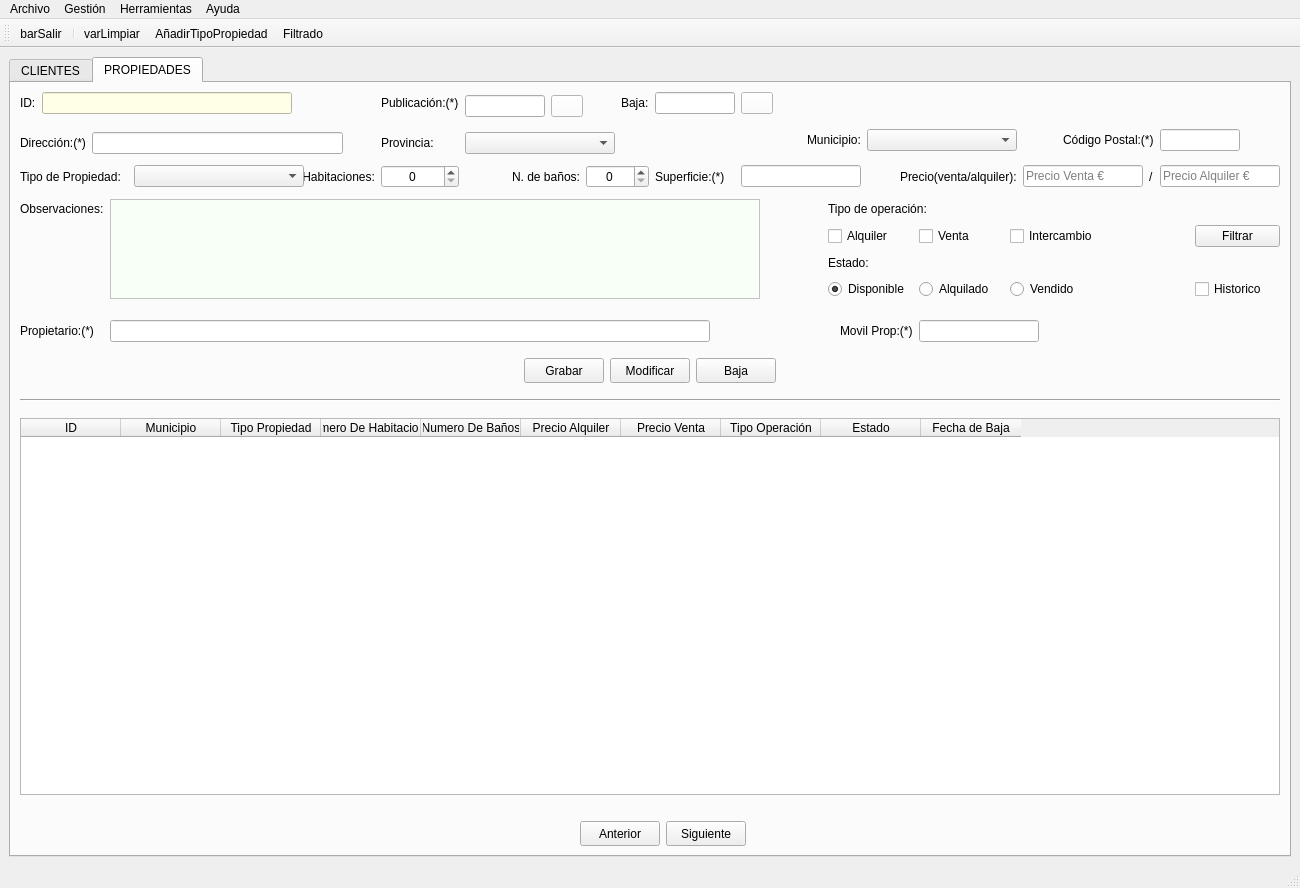
Above: templates/venPrincipal.ui from EvanSilva/ProyectoDI-2 before the change. Below: the same form after it.
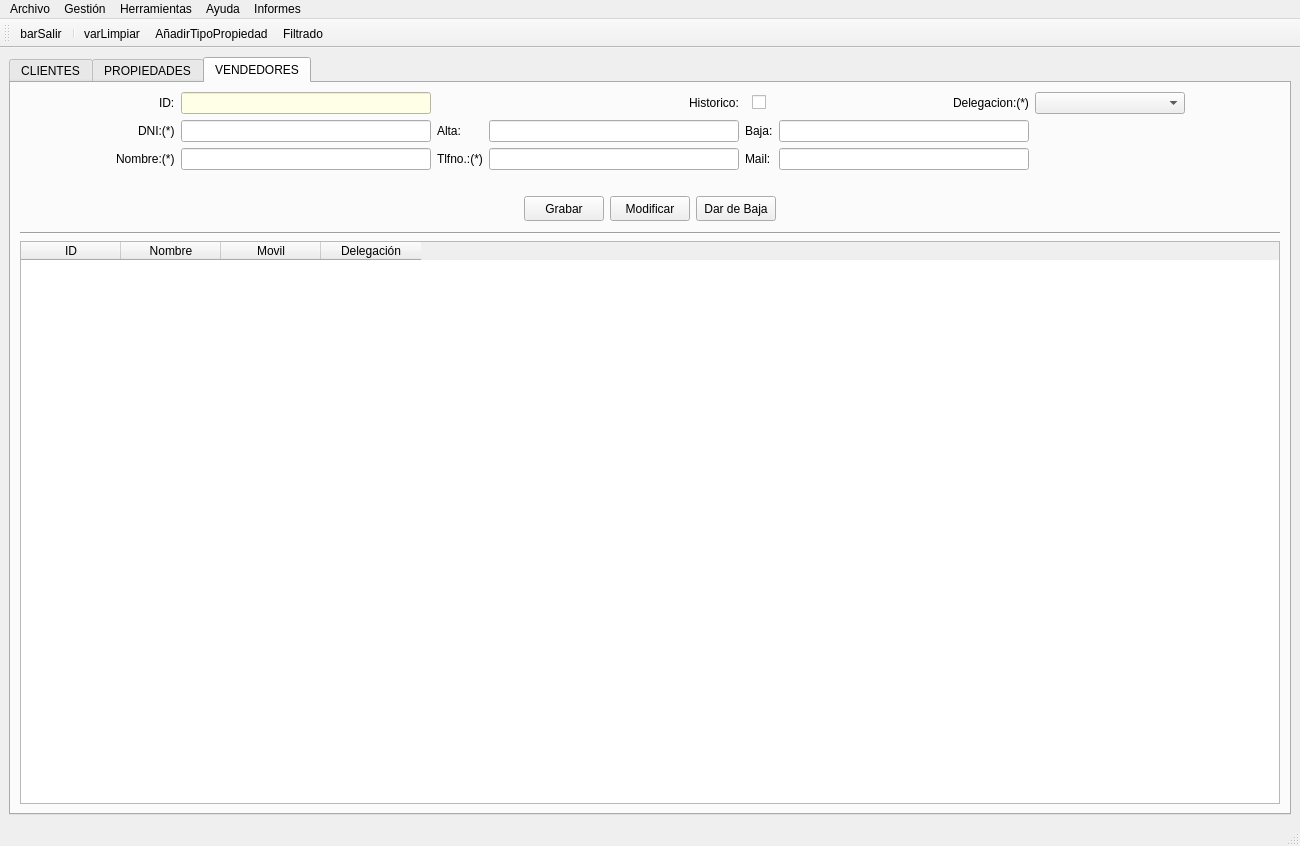
That is the form after the change. Icons and pictures are not drawn.

Commit message: Informes propiedades 14/02/2025

The edit to the form file:
```diff
--- a/templates/venPrincipal.ui
+++ b/templates/venPrincipal.ui
@@ -7,7 +7,7 @@
     <x>0</x>
     <y>0</y>
     <width>1300</width>
-    <height>888</height>
+    <height>846</height>
    </rect>
   </property>
   <property name="windowTitle">
@@ -37,7 +37,7 @@
        </size>
       </property>
       <property name="currentIndex">
-       <number>1</number>
+       <number>2</number>
       </property>
       <widget class="QWidget" name="pesClientes">
        <attribute name="title">
@@ -1908,8 +1908,11 @@
               <height>25</height>
              </size>
             </property>
+            <property name="styleSheet">
+             <string notr="true">font: 75 14pt &quot;MS Shell Dlg 2&quot;;</string>
+            </property>
             <property name="text">
-             <string>Anterior</string>
+             <string>&lt;</string>
             </property>
            </widget>
           </item>
@@ -1927,8 +1930,11 @@
               <height>25</height>
              </size>
             </property>
+            <property name="styleSheet">
+             <string notr="true">font: 75 14pt &quot;MS Shell Dlg 2&quot;;</string>
+            </property>
             <property name="text">
-             <string>Siguiente</string>
+             <string>&gt;</string>
             </property>
            </widget>
           </item>
@@ -1956,6 +1962,560 @@
         </item>
        </layout>
       </widget>
+      <widget class="QWidget" name="tabExamen">
+       <attribute name="title">
+        <string>VENDEDORES</string>
+       </attribute>
+       <layout class="QGridLayout" name="gridLayout_8">
+        <item row="3" column="0">
+         <spacer name="verticalSpacer_8">
+          <property name="orientation">
+           <enum>Qt::Vertical</enum>
+          </property>
+          <property name="sizeType">
+           <enum>QSizePolicy::Fixed</enum>
+          </property>
+          <property name="sizeHint" stdset="0">
+           <size>
+            <width>20</width>
+            <height>5</height>
+           </size>
+          </property>
+         </spacer>
+        </item>
+        <item row="1" column="0">
+         <spacer name="verticalSpacer_7">
+          <property name="orientation">
+           <enum>Qt::Vertical</enum>
+          </property>
+          <property name="sizeType">
+           <enum>QSizePolicy::Fixed</enum>
+          </property>
+          <property name="sizeHint" stdset="0">
+           <size>
+            <width>20</width>
+            <height>20</height>
+           </size>
+          </property>
+         </spacer>
+        </item>
+        <item row="4" column="0">
+         <widget class="Line" name="line_5">
+          <property name="orientation">
+           <enum>Qt::Horizontal</enum>
+          </property>
+         </widget>
+        </item>
+        <item row="0" column="0">
+         <layout class="QGridLayout" name="gridLayout_7">
+          <item row="0" column="1" alignment="Qt::AlignRight">
+           <widget class="QLabel" name="lblProp_2">
+            <property name="sizePolicy">
+             <sizepolicy hsizetype="Fixed" vsizetype="Preferred">
+              <horstretch>0</horstretch>
+              <verstretch>0</verstretch>
+             </sizepolicy>
+            </property>
+            <property name="text">
+             <string>ID:</string>
+            </property>
+           </widget>
+          </item>
+          <item row="0" column="2">
+           <widget class="QLineEdit" name="txtIdVendedor">
+            <property name="minimumSize">
+             <size>
+              <width>250</width>
+              <height>0</height>
+             </size>
+            </property>
+            <property name="maximumSize">
+             <size>
+              <width>250</width>
+              <height>16777215</height>
+             </size>
+            </property>
+            <property name="styleSheet">
+             <string notr="true">background-color: rgb(255, 254, 230);</string>
+            </property>
+           </widget>
+          </item>
+          <item row="0" column="6" alignment="Qt::AlignRight">
+           <widget class="QLabel" name="lblProp_9">
+            <property name="sizePolicy">
+             <sizepolicy hsizetype="Fixed" vsizetype="Preferred">
+              <horstretch>0</horstretch>
+              <verstretch>0</verstretch>
+             </sizepolicy>
+            </property>
+            <property name="text">
+             <string>Delegacion:(*)</string>
+            </property>
+           </widget>
+          </item>
+          <item row="0" column="7">
+           <widget class="QComboBox" name="cmbProvVendedor">
+            <property name="minimumSize">
+             <size>
+              <width>150</width>
+              <height>0</height>
+             </size>
+            </property>
+            <property name="maximumSize">
+             <size>
+              <width>150</width>
+              <height>16777215</height>
+             </size>
+            </property>
+           </widget>
+          </item>
+          <item row="1" column="1" alignment="Qt::AlignRight">
+           <widget class="QLabel" name="lblProp_3">
+            <property name="sizePolicy">
+             <sizepolicy hsizetype="Fixed" vsizetype="Preferred">
+              <horstretch>0</horstretch>
+              <verstretch>0</verstretch>
+             </sizepolicy>
+            </property>
+            <property name="text">
+             <string>DNI:(*)</string>
+            </property>
+           </widget>
+          </item>
+          <item row="1" column="2">
+           <widget class="QLineEdit" name="txtDniVendedor">
+            <property name="minimumSize">
+             <size>
+              <width>250</width>
+              <height>0</height>
+             </size>
+            </property>
+            <property name="maximumSize">
+             <size>
+              <width>251</width>
+              <height>16777215</height>
+             </size>
+            </property>
+            <property name="styleSheet">
+             <string notr="true"/>
+            </property>
+            <property name="text">
+             <string/>
+            </property>
+           </widget>
+          </item>
+          <item row="1" column="5" alignment="Qt::AlignRight">
+           <widget class="QLabel" name="lblProp_6">
+            <property name="sizePolicy">
+             <sizepolicy hsizetype="Fixed" vsizetype="Preferred">
+              <horstretch>0</horstretch>
+              <verstretch>0</verstretch>
+             </sizepolicy>
+            </property>
+            <property name="text">
+             <string>Baja:</string>
+            </property>
+           </widget>
+          </item>
+          <item row="1" column="3">
+           <widget class="QLabel" name="lblProp_5">
+            <property name="sizePolicy">
+             <sizepolicy hsizetype="Fixed" vsizetype="Preferred">
+              <horstretch>0</horstretch>
+              <verstretch>0</verstretch>
+             </sizepolicy>
+            </property>
+            <property name="text">
+             <string>Alta:</string>
+            </property>
+           </widget>
+          </item>
+          <item row="2" column="1" alignment="Qt::AlignRight">
+           <widget class="QLabel" name="lblProp_4">
+            <property name="sizePolicy">
+             <sizepolicy hsizetype="Fixed" vsizetype="Preferred">
+              <horstretch>0</horstretch>
+              <verstretch>0</verstretch>
+             </sizepolicy>
+            </property>
+            <property name="text">
+             <string>Nombre:(*)</string>
+            </property>
+           </widget>
+          </item>
+          <item row="1" column="4">
+           <widget class="QLineEdit" name="txtAltaVendedor">
+            <property name="minimumSize">
+             <size>
+              <width>250</width>
+              <height>0</height>
+             </size>
+            </property>
+            <property name="maximumSize">
+             <size>
+              <width>251</width>
+              <height>16777215</height>
+             </size>
+            </property>
+            <property name="styleSheet">
+             <string notr="true"/>
+            </property>
+            <property name="text">
+             <string/>
+            </property>
+           </widget>
+          </item>
+          <item row="1" column="6">
+           <widget class="QLineEdit" name="txtBajaVendedor">
+            <property name="minimumSize">
+             <size>
+              <width>250</width>
+              <height>0</height>
+             </size>
+            </property>
+            <property name="maximumSize">
+             <size>
+              <width>251</width>
+              <height>16777215</height>
+             </size>
+            </property>
+            <property name="styleSheet">
+             <string notr="true"/>
+            </property>
+            <property name="text">
+             <string/>
+            </property>
+           </widget>
+          </item>
+          <item row="2" column="2">
+           <widget class="QLineEdit" name="txtNombreVendedor">
+            <property name="minimumSize">
+             <size>
+              <width>250</width>
+              <height>0</height>
+             </size>
+            </property>
+            <property name="maximumSize">
+             <size>
+              <width>251</width>
+              <height>16777215</height>
+             </size>
+            </property>
+            <property name="styleSheet">
+             <string notr="true"/>
+            </property>
+            <property name="text">
+             <string/>
+            </property>
+           </widget>
+          </item>
+          <item row="2" column="3">
+           <widget class="QLabel" name="lblProp_7">
+            <property name="sizePolicy">
+             <sizepolicy hsizetype="Fixed" vsizetype="Preferred">
+              <horstretch>0</horstretch>
+              <verstretch>0</verstretch>
+             </sizepolicy>
+            </property>
+            <property name="text">
+             <string>Tlfno.:(*)</string>
+            </property>
+           </widget>
+          </item>
+          <item row="2" column="4">
+           <widget class="QLineEdit" name="txtMovilVendedor">
+            <property name="minimumSize">
+             <size>
+              <width>250</width>
+              <height>0</height>
+             </size>
+            </property>
+            <property name="maximumSize">
+             <size>
+              <width>251</width>
+              <height>16777215</height>
+             </size>
+            </property>
+            <property name="styleSheet">
+             <string notr="true"/>
+            </property>
+            <property name="text">
+             <string/>
+            </property>
+           </widget>
+          </item>
+          <item row="2" column="6">
+           <widget class="QLineEdit" name="txtMailVendedor">
+            <property name="minimumSize">
+             <size>
+              <width>250</width>
+              <height>0</height>
+             </size>
+            </property>
+            <property name="maximumSize">
+             <size>
+              <width>251</width>
+              <height>16777215</height>
+             </size>
+            </property>
+            <property name="styleSheet">
+             <string notr="true"/>
+            </property>
+            <property name="text">
+             <string/>
+            </property>
+           </widget>
+          </item>
+          <item row="2" column="5">
+           <widget class="QLabel" name="lblProp_8">
+            <property name="sizePolicy">
+             <sizepolicy hsizetype="Fixed" vsizetype="Preferred">
+              <horstretch>0</horstretch>
+              <verstretch>0</verstretch>
+             </sizepolicy>
+            </property>
+            <property name="text">
+             <string>Mail:</string>
+            </property>
+           </widget>
+          </item>
+          <item row="2" column="0">
+           <spacer name="horizontalSpacer_32">
+            <property name="orientation">
+             <enum>Qt::Horizontal</enum>
+            </property>
+            <property name="sizeHint" stdset="0">
+             <size>
+              <width>40</width>
+              <height>20</height>
+             </size>
+            </property>
+           </spacer>
+          </item>
+          <item row="0" column="0">
+           <spacer name="horizontalSpacer_33">
+            <property name="orientation">
+             <enum>Qt::Horizontal</enum>
+            </property>
+            <property name="sizeHint" stdset="0">
+             <size>
+              <width>40</width>
+              <height>20</height>
+             </size>
+            </property>
+           </spacer>
+          </item>
+          <item row="1" column="0">
+           <spacer name="horizontalSpacer_31">
+            <property name="orientation">
+             <enum>Qt::Horizontal</enum>
+            </property>
+            <property name="sizeHint" stdset="0">
+             <size>
+              <width>40</width>
+              <height>20</height>
+             </size>
+            </property>
+           </spacer>
+          </item>
+          <item row="0" column="8">
+           <spacer name="horizontalSpacer_34">
+            <property name="orientation">
+             <enum>Qt::Horizontal</enum>
+            </property>
+            <property name="sizeHint" stdset="0">
+             <size>
+              <width>40</width>
+              <height>20</height>
+             </size>
+            </property>
+           </spacer>
+          </item>
+          <item row="1" column="8">
+           <spacer name="horizontalSpacer_35">
+            <property name="orientation">
+             <enum>Qt::Horizontal</enum>
+            </property>
+            <property name="sizeHint" stdset="0">
+             <size>
+              <width>40</width>
+              <height>20</height>
+             </size>
+            </property>
+           </spacer>
+          </item>
+          <item row="2" column="8">
+           <spacer name="horizontalSpacer_36">
+            <property name="orientation">
+             <enum>Qt::Horizontal</enum>
+            </property>
+            <property name="sizeHint" stdset="0">
+             <size>
+              <width>40</width>
+              <height>20</height>
+             </size>
+            </property>
+           </spacer>
+          </item>
+          <item row="0" column="4" alignment="Qt::AlignRight">
+           <widget class="QLabel" name="label_2">
+            <property name="text">
+             <string>Historico:</string>
+            </property>
+           </widget>
+          </item>
+          <item row="0" column="5" alignment="Qt::AlignHCenter">
+           <widget class="QCheckBox" name="chkHistoricoVendedores">
+            <property name="text">
+             <string/>
+            </property>
+           </widget>
+          </item>
+         </layout>
+        </item>
+        <item row="2" column="0">
+         <layout class="QHBoxLayout" name="horizontalLayout_6">
+          <item>
+           <spacer name="horizontalSpacer_29">
+            <property name="orientation">
+             <enum>Qt::Horizontal</enum>
+            </property>
+            <property name="sizeHint" stdset="0">
+             <size>
+              <width>40</width>
+              <height>20</height>
+             </size>
+            </property>
+           </spacer>
+          </item>
+          <item>
+           <widget class="QPushButton" name="btnGrabarVendedor">
+            <property name="minimumSize">
+             <size>
+              <width>80</width>
+              <height>25</height>
+             </size>
+            </property>
+            <property name="maximumSize">
+             <size>
+              <width>80</width>
+              <height>25</height>
+             </size>
+            </property>
+            <property name="text">
+             <string>Grabar</string>
+            </property>
+           </widget>
+          </item>
+          <item>
+           <widget class="QPushButton" name="btnModifVebdedor">
+            <property name="minimumSize">
+             <size>
+              <width>80</width>
+              <height>25</height>
+             </size>
+            </property>
+            <property name="maximumSize">
+             <size>
+              <width>80</width>
+              <height>25</height>
+             </size>
+            </property>
+            <property name="text">
+             <string>Modificar</string>
+            </property>
+           </widget>
+          </item>
+          <item>
+           <widget class="QPushButton" name="btnDelVendedor">
+            <property name="minimumSize">
+             <size>
+              <width>80</width>
+              <height>25</height>
+             </size>
+            </property>
+            <property name="maximumSize">
+             <size>
+              <width>80</width>
+              <height>25</height>
+             </size>
+            </property>
+            <property name="text">
+             <string>Dar de Baja</string>
+            </property>
+           </widget>
+          </item>
+          <item>
+           <spacer name="horizontalSpacer_30">
+            <property name="orientation">
+             <enum>Qt::Horizontal</enum>
+            </property>
+            <property name="sizeHint" stdset="0">
+             <size>
+              <width>40</width>
+              <height>20</height>
+             </size>
+            </property>
+           </spacer>
+          </item>
+         </layout>
+        </item>
+        <item row="5" column="0">
+         <widget class="QTableWidget" name="tablaVendedor">
+          <property name="sizePolicy">
+           <sizepolicy hsizetype="Expanding" vsizetype="Expanding">
+            <horstretch>0</horstretch>
+            <verstretch>0</verstretch>
+           </sizepolicy>
+          </property>
+          <property name="minimumSize">
+           <size>
+            <width>0</width>
+            <height>0</height>
+           </size>
+          </property>
+          <property name="maximumSize">
+           <size>
+            <width>16777215</width>
+            <height>16777215</height>
+           </size>
+          </property>
+          <property name="autoFillBackground">
+           <bool>true</bool>
+          </property>
+          <property name="selectionMode">
+           <enum>QAbstractItemView::SingleSelection</enum>
+          </property>
+          <property name="selectionBehavior">
+           <enum>QAbstractItemView::SelectRows</enum>
+          </property>
+          <attribute name="verticalHeaderVisible">
+           <bool>false</bool>
+          </attribute>
+          <column>
+           <property name="text">
+            <string>ID</string>
+           </property>
+          </column>
+          <column>
+           <property name="text">
+            <string>Nombre</string>
+           </property>
+          </column>
+          <column>
+           <property name="text">
+            <string>Movil</string>
+           </property>
+          </column>
+          <column>
+           <property name="text">
+            <string>Delegación</string>
+           </property>
+          </column>
+         </widget>
+        </item>
+       </layout>
+      </widget>
      </widget>
     </item>
    </layout>
@@ -2003,10 +2563,18 @@
     </property>
     <addaction name="actionPropiedades"/>
    </widget>
+   <widget class="QMenu" name="menuInformes">
+    <property name="title">
+     <string>Informes</string>
+    </property>
+    <addaction name="actionListado_Clientes"/>
+    <addaction name="actionListado_Propiedades"/>
+   </widget>
    <addaction name="menuArchivo"/>
    <addaction name="menuGesti_n"/>
    <addaction name="menuHerramientas"/>
    <addaction name="menuAyuda"/>
+   <addaction name="menuInformes"/>
   </widget>
   <widget class="QStatusBar" name="statusbar"/>
   <widget class="QToolBar" name="tooBar">
```
Left out of the diff: 84 changed lines with no effect on the pictures. The commit also changes 27 other files.
